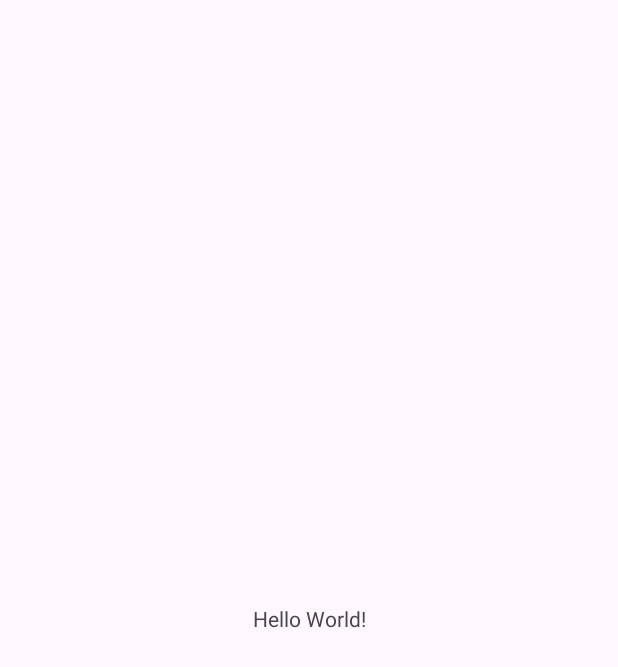
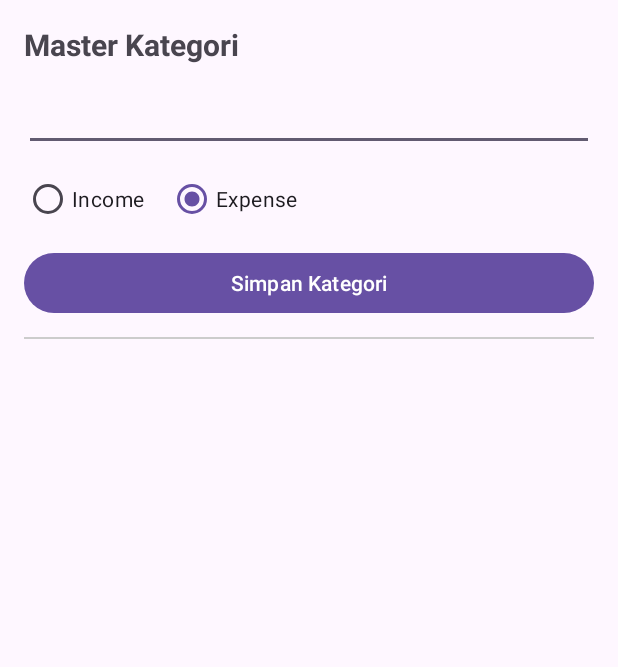
Before and after one commit to Aldwin131/DompetKu, an Android app: the screen it shows after launch (MainActivity), on a phone screen of 412 x 824 dp. Before the commit the part shown is almost empty. Shown: the top 667 px of the screen. Run offline under Robolectric (Android 15) with nearby library versions, the phone set to English and light mode, and no system bars.

Commit message:
2. Kategori - Membuat Master kategori

```diff
--- /dev/null
+++ b/app/src/main/java/com/example/dompetku/KategoriFragment.kt
@@ -0,0 +1,127 @@
+package com.example.dompetku
+
+import android.app.AlertDialog
+import android.os.Bundle
+import android.view.LayoutInflater
+import android.view.View
+import android.view.ViewGroup
+import android.widget.Button
+import android.widget.EditText
+import android.widget.RadioButton
+import android.widget.Toast
+import androidx.fragment.app.Fragment
+import androidx.recyclerview.widget.LinearLayoutManager
+import androidx.recyclerview.widget.RecyclerView
+import java.util.UUID
+
+class KategoriFragment : Fragment() {
+
+    companion object {
+        val listKategori = mutableListOf<Kategori>()
+    }
+
+    private lateinit var adapter: KategoriAdapter
+    private var editingKategori: Kategori? = null
+
+    private lateinit var etNamaKategori: EditText
+    private lateinit var rbIncome: RadioButton
+    private lateinit var rbExpense: RadioButton
+    private lateinit var btnSimpan: Button
+    private lateinit var btnBatal: Button
+    private lateinit var rvKategori: RecyclerView
+
+    override fun onCreateView(
+        inflater: LayoutInflater, container: ViewGroup?,
+        savedInstanceState: Bundle?
+    ): View? {
+        return inflater.inflate(R.layout.fragment_kategori, container, false)
+    }
+
+    override fun onViewCreated(view: View, savedInstanceState: Bundle?) {
+        super.onViewCreated(view, savedInstanceState)
+
+        etNamaKategori = view.findViewById(R.id.etNamaKategori)
+        rbIncome = view.findViewById(R.id.rbIncome)
+        rbExpense = view.findViewById(R.id.rbExpense)
+        btnSimpan = view.findViewById(R.id.btnSimpanKategori)
+        btnBatal = view.findViewById(R.id.btnBatalEdit)
+        rvKategori = view.findViewById(R.id.rvKategori)
+
+        adapter = KategoriAdapter(
+            listKategori = listKategori,
+            onEditClick = { kategori -> mulaiEdit(kategori) },
+            onDeleteClick = { kategori -> konfirmasiHapus(kategori) }
+        )
+
+        rvKategori.layoutManager = LinearLayoutManager(requireContext())
+        rvKategori.adapter = adapter
+
+        btnSimpan.setOnClickListener { simpanKategori() }
+        btnBatal.setOnClickListener { resetForm() }
+    }
+
+    private fun simpanKategori() {
+        val nama = etNamaKategori.text.toString().trim()
+        if (nama.isEmpty()) {
+            etNamaKategori.error = "Nama kategori tidak boleh kosong"
+            return
+        }
+
+        val tipe = if (rbIncome.isChecked) "Income" else "Expense"
+
+        if (editingKategori == null) {
+            val kategoriBaru = Kategori(
+                id = UUID.randomUUID().toString(),
+                nama = nama,
+                tipe = tipe
+            )
+            listKategori.add(kategoriBaru)
+            Toast.makeText(requireContext(), "Kategori ditambahkan", Toast.LENGTH_SHORT).show()
+        } else {
+            val index = listKategori.indexOfFirst { it.id == editingKategori!!.id }
+            if (index != -1) {
+                listKategori[index].nama = nama
+                listKategori[index].tipe = tipe
+                Toast.makeText(requireContext(), "Kategori diperbarui", Toast.LENGTH_SHORT).show()
+            }
+            resetForm()
+        }
+
+        adapter.notifyDataSetChanged()
+        if (editingKategori == null) etNamaKategori.text.clear()
+    }
+
+    private fun mulaiEdit(kategori: Kategori) {
+        editingKategori = kategori
+        etNamaKategori.setText(kategori.nama)
+        if (kategori.tipe == "Income") {
+            rbIncome.isChecked = true
+        } else {
+            rbExpense.isChecked = true
+        }
+        btnSimpan.text = "Update Kategori"
+        btnBatal.visibility = View.VISIBLE
+    }
+
+    private fun konfirmasiHapus(kategori: Kategori) {
+        AlertDialog.Builder(requireContext())
+            .setTitle("Hapus Kategori")
+            .setMessage("Yakin ingin menghapus kategori '${kategori.nama}'?")
+            .setPositiveButton("Hapus") { _, _ ->
+                listKategori.remove(kategori)
+                adapter.notifyDataSetChanged()
+                if (editingKategori?.id == kategori.id) resetForm()
+                Toast.makeText(requireContext(), "Kategori dihapus", Toast.LENGTH_SHORT).show()
+            }
+            .setNegativeButton("Batal", null)
+            .show()
+    }
+
+    private fun resetForm() {
+        editingKategori = null
+        etNamaKategori.text.clear()
+        rbExpense.isChecked = true
+        btnSimpan.text = "Simpan Kategori"
+        btnBatal.visibility = View.GONE
+    }
+}
--- a/app/src/main/java/com/example/dompetku/MainActivity.kt
+++ b/app/src/main/java/com/example/dompetku/MainActivity.kt
@@ -7,14 +7,22 @@ import androidx.core.view.ViewCompat
 import androidx.core.view.WindowInsetsCompat
 
 class MainActivity : AppCompatActivity() {
+
     override fun onCreate(savedInstanceState: Bundle?) {
         super.onCreate(savedInstanceState)
         enableEdgeToEdge()
         setContentView(R.layout.activity_main)
+
         ViewCompat.setOnApplyWindowInsetsListener(findViewById(R.id.main)) { v, insets ->
             val systemBars = insets.getInsets(WindowInsetsCompat.Type.systemBars())
             v.setPadding(systemBars.left, systemBars.top, systemBars.right, systemBars.bottom)
             insets
         }
+
+        if (savedInstanceState == null) {
+            supportFragmentManager.beginTransaction()
+                .replace(R.id.fragmentContainer, KategoriFragment())
+                .commit()
+        }
     }
 }
--- a/app/src/main/res/layout/activity_main.xml
+++ b/app/src/main/res/layout/activity_main.xml
@@ -1,19 +1,13 @@
 <?xml version="1.0" encoding="utf-8"?>
-<androidx.constraintlayout.widget.ConstraintLayout xmlns:android="http://schemas.android.com/apk/res/android"
-    xmlns:app="http://schemas.android.com/apk/res-auto"
-    xmlns:tools="http://schemas.android.com/tools"
+<LinearLayout xmlns:android="http://schemas.android.com/apk/res/android"
     android:id="@+id/main"
     android:layout_width="match_parent"
     android:layout_height="match_parent"
-    tools:context=".MainActivity">
+    android:orientation="vertical">
 
-    <TextView
-        android:layout_width="wrap_content"
-        android:layout_height="wrap_content"
-        android:text="Hello World!"
-        app:layout_constraintBottom_toBottomOf="parent"
-        app:layout_constraintEnd_toEndOf="parent"
-        app:layout_constraintStart_toStartOf="parent"
-        app:layout_constraintTop_toTopOf="parent" />
+    <androidx.fragment.app.FragmentContainerView
+        android:id="@+id/fragmentContainer"
+        android:layout_width="match_parent"
+        android:layout_height="match_parent" />
 
-</androidx.constraintlayout.widget.ConstraintLayout>
+</LinearLayout>
--- /dev/null
+++ b/app/src/main/res/layout/fragment_kategori.xml
@@ -0,0 +1,79 @@
+<?xml version="1.0" encoding="utf-8"?>
+<LinearLayout xmlns:android="http://schemas.android.com/apk/res/android"
+    android:layout_width="match_parent"
+    android:layout_height="match_parent"
+    android:orientation="vertical"
+    android:padding="16dp">
+
+    <TextView
+        android:layout_width="wrap_content"
+        android:layout_height="wrap_content"
+        android:layout_marginBottom="12dp"
+        android:text="Master Kategori"
+        android:textSize="20sp"
+        android:textStyle="bold" />
+
+    <EditText
+        android:id="@+id/etNamaKategori"
+        android:layout_width="match_parent"
+        android:layout_height="wrap_content"
+        android:inputType="textCapWords" />
+
+    <RadioGroup
+        android:id="@+id/rgTipeKategori"
+        android:layout_width="match_parent"
+        android:layout_height="wrap_content"
+        android:layout_marginTop="8dp"
+        android:orientation="horizontal">
+
+        <RadioButton
+            android:id="@+id/rbIncome"
+            android:layout_width="wrap_content"
+            android:layout_height="wrap_content"
+            android:layout_marginEnd="16dp"
+            android:text="Income" />
+
+        <RadioButton
+            android:id="@+id/rbExpense"
+            android:layout_width="wrap_content"
+            android:layout_height="wrap_content"
+            android:checked="true"
+            android:text="Expense" />
+    </RadioGroup>
+
+    <LinearLayout
+        android:layout_width="match_parent"
+        android:layout_height="wrap_content"
+        android:layout_marginTop="8dp"
+        android:orientation="horizontal">
+
+        <Button
+            android:id="@+id/btnSimpanKategori"
+            android:layout_width="0dp"
+            android:layout_height="wrap_content"
+            android:layout_weight="1"
+            android:text="Simpan Kategori" />
+
+        <Button
+            android:id="@+id/btnBatalEdit"
+            android:layout_width="wrap_content"
+            android:layout_height="wrap_content"
+            android:layout_marginStart="8dp"
+            android:backgroundTint="#757575"
+            android:text="Batal"
+            android:visibility="gone" />
+    </LinearLayout>
+
+    <View
+        android:layout_width="match_parent"
+        android:layout_height="1dp"
+        android:layout_marginVertical="12dp"
+        android:background="#CCCCCC" />
+
+    <androidx.recyclerview.widget.RecyclerView
+        android:id="@+id/rvKategori"
+        android:layout_width="match_parent"
+        android:layout_height="0dp"
+        android:layout_weight="1" />
+
+</LinearLayout>
```
Also changed, not shown: app/src/main/java/com/example/dompetku/Kategori.kt (added, +7 -0 lines), app/src/main/java/com/example/dompetku/KategoriAdapter.kt (added, +46 -0 lines), app/src/main/res/layout/item_kategori.xml (added, +50 -0 lines).
